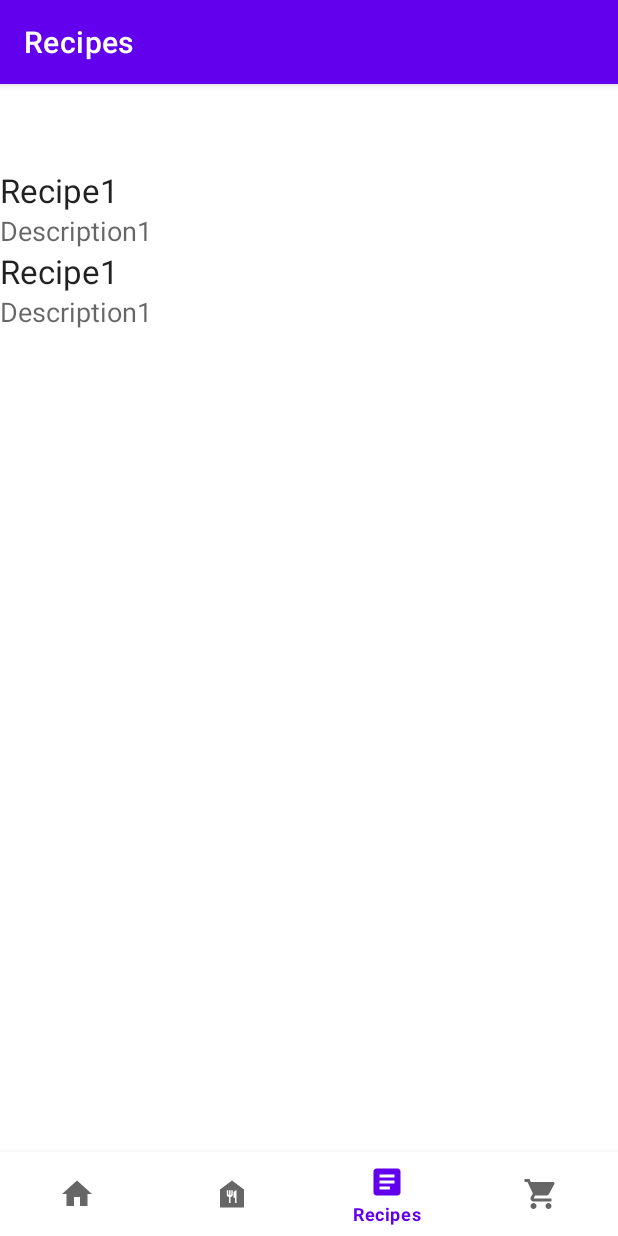
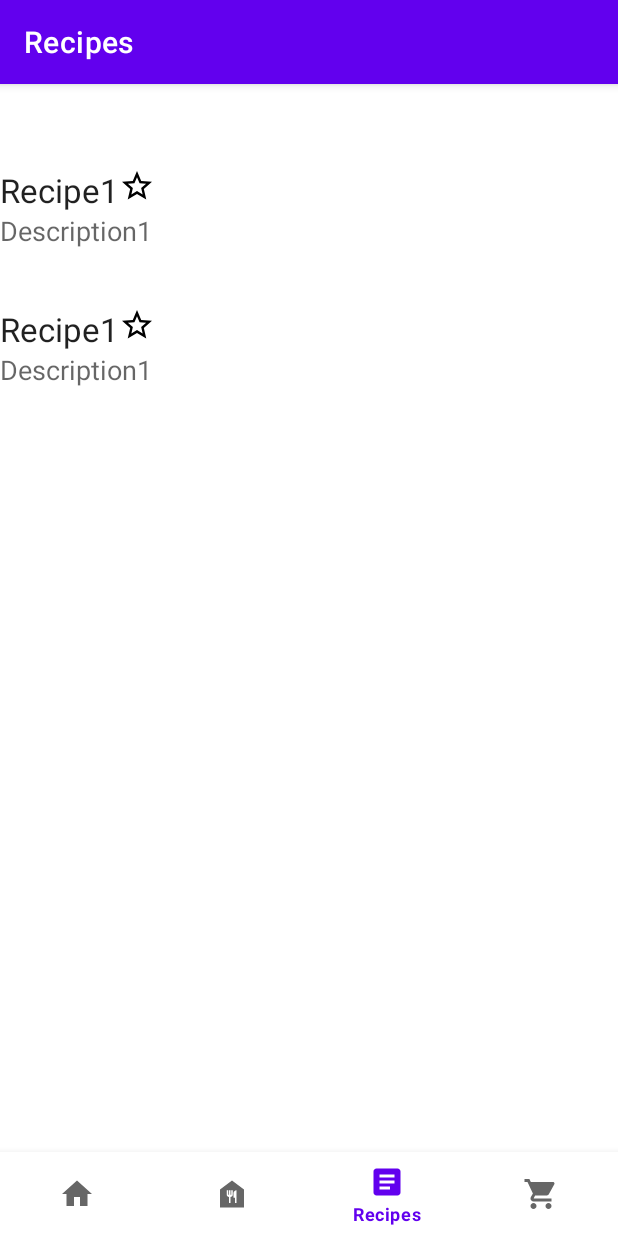
Before and after one commit to klillenb/mobile-application-dev, an Android app: the RecipesFragment screen opened through its navigation route, on a phone screen of 412 x 824 dp. Run offline under Robolectric (Android 15) with nearby library versions, the phone set to English and light mode, and no system bars; our stand-ins replace navigation-ui.

Commit message:
Recipe layout

```diff
--- /dev/null
+++ b/final/app/src/main/res/drawable/baseline_star_24.xml
@@ -0,0 +1,5 @@
+<vector android:height="24dp" android:tint="#000000"
+    android:viewportHeight="24" android:viewportWidth="24"
+    android:width="24dp" xmlns:android="http://schemas.android.com/apk/res/android">
+    <path android:fillColor="@android:color/white" android:pathData="M12,17.27L18.18,21l-1.64,-7.03L22,9.24l-7.19,-0.61L12,2 9.19,8.63 2,9.24l5.46,4.73L5.82,21z"/>
+</vector>
--- /dev/null
+++ b/final/app/src/main/res/drawable/baseline_star_border_24.xml
@@ -0,0 +1,5 @@
+<vector android:height="24dp" android:tint="#000000"
+    android:viewportHeight="24" android:viewportWidth="24"
+    android:width="24dp" xmlns:android="http://schemas.android.com/apk/res/android">
+    <path android:fillColor="@android:color/white" android:pathData="M22,9.24l-7.19,-0.62L12,2 9.19,8.63 2,9.24l5.46,4.73L5.82,21 12,17.27 18.18,21l-1.63,-7.03L22,9.24zM12,15.4l-3.76,2.27 1,-4.28 -3.32,-2.88 4.38,-0.38L12,6.1l1.71,4.04 4.38,0.38 -3.32,2.88 1,4.28L12,15.4z"/>
+</vector>
--- a/final/app/src/main/res/layout/item_recipe_list.xml
+++ b/final/app/src/main/res/layout/item_recipe_list.xml
@@ -1,6 +1,5 @@
 <?xml version="1.0" encoding="utf-8"?>
-<androidx.constraintlayout.widget.ConstraintLayout
-    xmlns:android="http://schemas.android.com/apk/res/android"
+<androidx.constraintlayout.widget.ConstraintLayout xmlns:android="http://schemas.android.com/apk/res/android"
     xmlns:app="http://schemas.android.com/apk/res-auto"
     xmlns:tools="http://schemas.android.com/tools"
     android:layout_width="match_parent"
@@ -9,26 +8,58 @@
 
     <TextView
         android:id="@+id/name_recipe_list_item"
-        android:layout_width="match_parent"
+        android:layout_width="wrap_content"
         android:layout_height="wrap_content"
         android:textAppearance="@style/TextAppearance.AppCompat.Large"
         app:layout_constraintBottom_toBottomOf="parent"
-        app:layout_constraintEnd_toEndOf="parent"
         app:layout_constraintHorizontal_bias="0.0"
         app:layout_constraintStart_toStartOf="parent"
         app:layout_constraintTop_toTopOf="parent"
         app:layout_constraintVertical_bias="0.0"
-        tools:text="Title"
-        />
+        tools:text="Title" />
 
     <TextView
         android:id="@+id/description_recipe_list_item"
         android:layout_width="match_parent"
         android:layout_height="wrap_content"
         android:textAppearance="@style/TextAppearance.AppCompat.Medium"
-        app:layout_constraintBottom_toBottomOf="parent"
+        app:layout_constraintEnd_toEndOf="parent"
         app:layout_constraintStart_toStartOf="parent"
         app:layout_constraintTop_toBottomOf="@+id/name_recipe_list_item"
+        tools:text="Description" />
+
+    <TextView
+        android:id="@+id/instructions_recipe_list_item"
+        android:layout_width="match_parent"
+        android:layout_height="wrap_content"
+        app:layout_constraintEnd_toEndOf="parent"
+        app:layout_constraintHorizontal_bias="0.0"
+        app:layout_constraintStart_toStartOf="parent"
+        app:layout_constraintTop_toBottomOf="@+id/description_recipe_list_item"
+        tools:text="Instructions" />
+
+    <TextView
+        android:id="@+id/ingredients_recipe_list_item"
+        android:layout_width="match_parent"
+        android:layout_height="wrap_content"
+        app:layout_constraintBottom_toBottomOf="parent"
+        app:layout_constraintEnd_toStartOf="@+id/star_recipe_list_item"
+        app:layout_constraintHorizontal_bias="0.0"
+        app:layout_constraintStart_toStartOf="parent"
+        app:layout_constraintTop_toBottomOf="@+id/instructions_recipe_list_item"
         app:layout_constraintVertical_bias="0.0"
-        tools:text="Description" />
+        tools:text="Ingredients" />
+
+    <ImageView
+        android:id="@+id/star_recipe_list_item"
+        android:layout_width="wrap_content"
+        android:layout_height="wrap_content"
+        android:contentDescription="@string/starred_item_recipe_list"
+        app:layout_constraintBottom_toBottomOf="@+id/name_recipe_list_item"
+        app:layout_constraintEnd_toEndOf="parent"
+        app:layout_constraintHorizontal_bias="0.0"
+        app:layout_constraintStart_toEndOf="@+id/name_recipe_list_item"
+        app:layout_constraintTop_toTopOf="parent"
+        app:layout_constraintVertical_bias="0.0"
+        app:srcCompat="@drawable/baseline_star_border_24" />
 </androidx.constraintlayout.widget.ConstraintLayout>
--- a/final/app/src/main/res/values/strings.xml
+++ b/final/app/src/main/res/values/strings.xml
@@ -7,4 +7,5 @@
     <string name="shopping_delete_button">Delete done</string>
     <string name="shopping_complete_button">Complete all</string>
     <string name="delete_button_desc">Delete</string>
+    <string name="starred_item_recipe_list">Starred</string>
 </resources>
```
